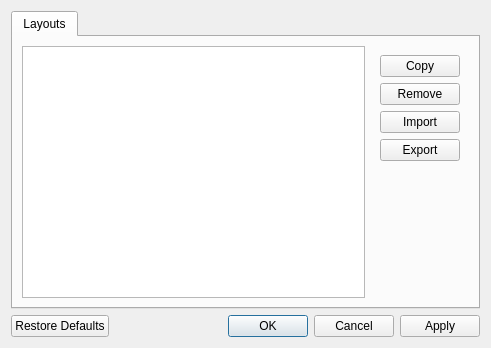
The window that app/layoutconfigdialog.ui (KDE/latte-dock) describes before a commit, drawn with Qt 5.
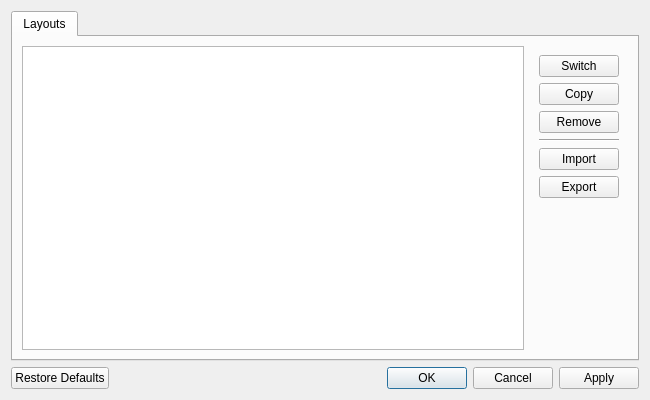
The same window after the commit. Icons and pictures are not drawn.

Commit message: add Swich button, update text for configure layouts

What changed in the file:
```diff
--- a/app/layoutconfigdialog.ui
+++ b/app/layoutconfigdialog.ui
@@ -6,8 +6,8 @@
    <rect>
     <x>0</x>
     <y>0</y>
-    <width>491</width>
-    <height>348</height>
+    <width>650</width>
+    <height>400</height>
    </rect>
   </property>
   <property name="windowTitle">
@@ -47,6 +47,13 @@
        <item>
         <widget class="QWidget" name="widget" native="true">
          <layout class="QVBoxLayout" name="verticalLayout">
+          <item>
+           <widget class="QPushButton" name="switchButton">
+            <property name="text">
+             <string>Switch</string>
+            </property>
+           </widget>
+          </item>
           <item>
            <widget class="QPushButton" name="copyButton">
             <property name="text">
@@ -61,6 +68,13 @@
             </property>
            </widget>
           </item>
+          <item>
+           <widget class="Line" name="line">
+            <property name="orientation">
+             <enum>Qt::Horizontal</enum>
+            </property>
+           </widget>
+          </item>
           <item>
            <widget class="QPushButton" name="importButton">
             <property name="text">
```
The commit also changes 1 other file.
